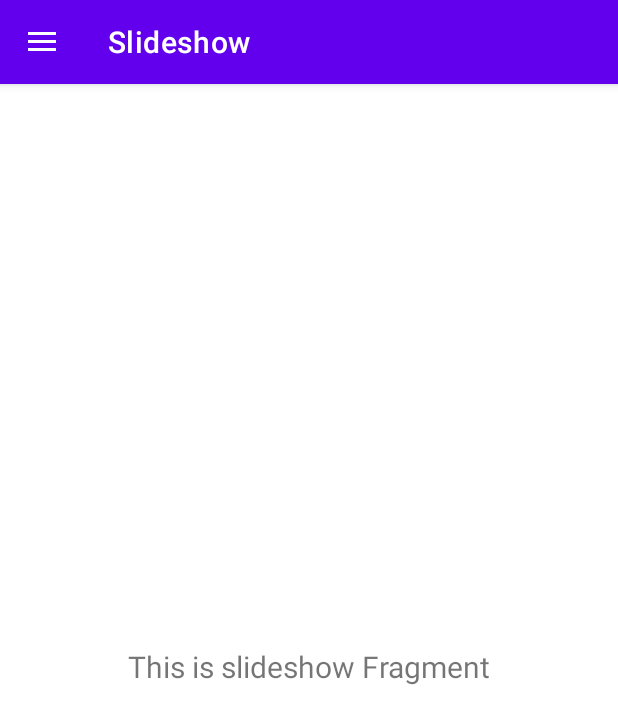
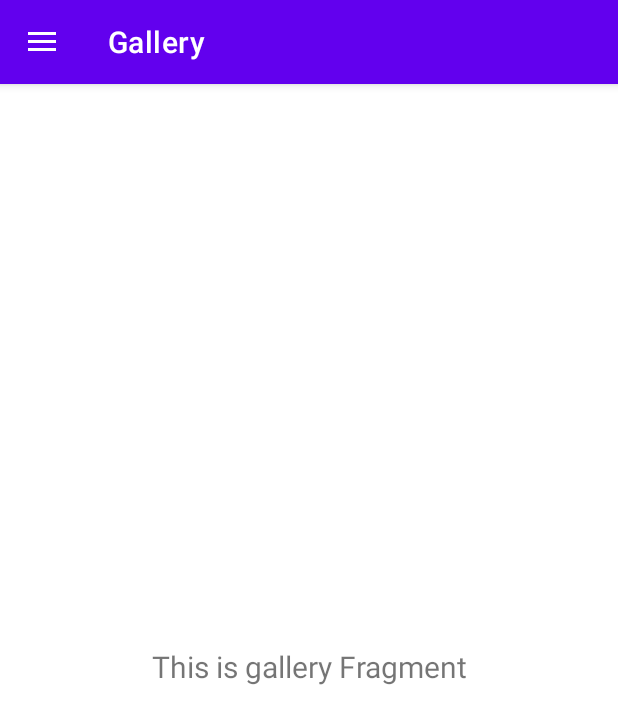
Before and after one commit to mkedziora/TapToSave, an Android app: the screen it shows after launch (MainActivity), in the side drawer, after a tap on "History", on a phone screen of 412 x 824 dp. Shown: the top 724 px of the screen. Run offline under Robolectric (Android 15) with nearby library versions, the phone set to English and light mode, and no system bars; our stand-ins replace navigation-ui.

Commit message:
Hamburger menu adjustment

```diff
--- a/App/app/src/main/java/com/example/taptosave/MainActivity.kt
+++ b/App/app/src/main/java/com/example/taptosave/MainActivity.kt
@@ -30,7 +30,7 @@ class MainActivity : AppCompatActivity() {
         // Passing each menu ID as a set of Ids because each
         // menu should be considered as top level destinations.
         appBarConfiguration = AppBarConfiguration(setOf(
-                R.id.nav_home, R.id.nav_gallery, R.id.nav_slideshow), drawerLayout)
+                R.id.nav_home, R.id.nav_history, R.id.nav_education), drawerLayout)
         setupActionBarWithNavController(navController, appBarConfiguration)
         navView.setupWithNavController(navController)
     }
--- /dev/null
+++ b/App/app/src/main/res/drawable/ic_article_24.xml
@@ -0,0 +1,10 @@
+<vector xmlns:android="http://schemas.android.com/apk/res/android"
+    android:width="24dp"
+    android:height="24dp"
+    android:viewportWidth="24"
+    android:viewportHeight="24"
+    android:tint="?attr/colorControlNormal">
+  <path
+      android:fillColor="@android:color/white"
+      android:pathData="M19,3L5,3c-1.1,0 -2,0.9 -2,2v14c0,1.1 0.9,2 2,2h14c1.1,0 2,-0.9 2,-2L21,5c0,-1.1 -0.9,-2 -2,-2zM14,17L7,17v-2h7v2zM17,13L7,13v-2h10v2zM17,9L7,9L7,7h10v2z"/>
+</vector>
--- /dev/null
+++ b/App/app/src/main/res/drawable/ic_dehaze_24.xml
@@ -0,0 +1,10 @@
+<vector xmlns:android="http://schemas.android.com/apk/res/android"
+    android:width="24dp"
+    android:height="24dp"
+    android:viewportWidth="24"
+    android:viewportHeight="24"
+    android:tint="?attr/colorControlNormal">
+  <path
+      android:fillColor="@android:color/white"
+      android:pathData="M2,15.5v2h20v-2L2,15.5zM2,10.5v2h20v-2L2,10.5zM2,5.5v2h20v-2L2,5.5z"/>
+</vector>
--- /dev/null
+++ b/App/app/src/main/res/drawable/ic_history_24.xml
@@ -0,0 +1,10 @@
+<vector xmlns:android="http://schemas.android.com/apk/res/android"
+    android:width="24dp"
+    android:height="24dp"
+    android:viewportWidth="24"
+    android:viewportHeight="24"
+    android:tint="?attr/colorControlNormal">
+  <path
+      android:fillColor="@android:color/white"
+      android:pathData="M13,3c-4.97,0 -9,4.03 -9,9L1,12l3.89,3.89 0.07,0.14L9,12L6,12c0,-3.87 3.13,-7 7,-7s7,3.13 7,7 -3.13,7 -7,7c-1.93,0 -3.68,-0.79 -4.94,-2.06l-1.42,1.42C8.27,19.99 10.51,21 13,21c4.97,0 9,-4.03 9,-9s-4.03,-9 -9,-9zM12,8v5l4.28,2.54 0.72,-1.21 -3.5,-2.08L13.5,8L12,8z"/>
+</vector>
--- /dev/null
+++ b/App/app/src/main/res/drawable/ic_log_out_24.xml
@@ -0,0 +1,10 @@
+<vector xmlns:android="http://schemas.android.com/apk/res/android"
+    android:width="24dp"
+    android:height="24dp"
+    android:viewportWidth="24"
+    android:viewportHeight="24"
+    android:tint="?attr/colorControlNormal">
+  <path
+      android:fillColor="@android:color/white"
+      android:pathData="M10.09,15.59L11.5,17l5,-5 -5,-5 -1.41,1.41L12.67,11H3v2h9.67l-2.58,2.59zM19,3H5c-1.11,0 -2,0.9 -2,2v4h2V5h14v14H5v-4H3v4c0,1.1 0.89,2 2,2h14c1.1,0 2,-0.9 2,-2V5c0,-1.1 -0.9,-2 -2,-2z"/>
+</vector>
--- a/App/app/src/main/res/drawable/ic_menu_camera.xml
+++ /dev/null
@@ -1,12 +0,0 @@
-<vector xmlns:android="http://schemas.android.com/apk/res/android"
-    android:width="24dp"
-    android:height="24dp"
-    android:viewportWidth="24.0"
-    android:viewportHeight="24.0">
-    <path
-        android:fillColor="#FF000000"
-        android:pathData="M12,12m-3.2,0a3.2,3.2 0,1 1,6.4 0a3.2,3.2 0,1 1,-6.4 0" />
-    <path
-        android:fillColor="#FF000000"
-        android:pathData="M9,2L7.17,4H4c-1.1,0 -2,0.9 -2,2v12c0,1.1 0.9,2 2,2h16c1.1,0 2,-0.9 2,-2V6c0,-1.1 -0.9,-2 -2,-2h-3.17L15,2H9zm3,15c-2.76,0 -5,-2.24 -5,-5s2.24,-5 5,-5 5,2.24 5,5 -2.24,5 -5,5z" />
-</vector>
--- a/App/app/src/main/res/drawable/ic_menu_gallery.xml
+++ /dev/null
@@ -1,9 +0,0 @@
-<vector xmlns:android="http://schemas.android.com/apk/res/android"
-    android:width="24dp"
-    android:height="24dp"
-    android:viewportWidth="24.0"
-    android:viewportHeight="24.0">
-    <path
-        android:fillColor="#FF000000"
-        android:pathData="M22,16V4c0,-1.1 -0.9,-2 -2,-2H8c-1.1,0 -2,0.9 -2,2v12c0,1.1 0.9,2 2,2h12c1.1,0 2,-0.9 2,-2zm-11,-4l2.03,2.71L16,11l4,5H8l3,-4zM2,6v14c0,1.1 0.9,2 2,2h14v-2H4V6H2z" />
-</vector>
--- a/App/app/src/main/res/drawable/ic_menu_slideshow.xml
+++ /dev/null
@@ -1,9 +0,0 @@
-<vector xmlns:android="http://schemas.android.com/apk/res/android"
-    android:width="24dp"
-    android:height="24dp"
-    android:viewportWidth="24.0"
-    android:viewportHeight="24.0">
-    <path
-        android:fillColor="#FF000000"
-        android:pathData="M4,6H2v14c0,1.1 0.9,2 2,2h14v-2H4V6zm16,-4H8c-1.1,0 -2,0.9 -2,2v12c0,1.1 0.9,2 2,2h12c1.1,0 2,-0.9 2,-2V4c0,-1.1 -0.9,-2 -2,-2zm-8,12.5v-9l6,4.5 -6,4.5z" />
-</vector>
--- /dev/null
+++ b/App/app/src/main/res/drawable/ic_settings_24.xml
@@ -0,0 +1,10 @@
+<vector xmlns:android="http://schemas.android.com/apk/res/android"
+    android:width="24dp"
+    android:height="24dp"
+    android:viewportWidth="24"
+    android:viewportHeight="24"
+    android:tint="?attr/colorControlNormal">
+  <path
+      android:fillColor="@android:color/white"
+      android:pathData="M19.14,12.94c0.04,-0.3 0.06,-0.61 0.06,-0.94c0,-0.32 -0.02,-0.64 -0.07,-0.94l2.03,-1.58c0.18,-0.14 0.23,-0.41 0.12,-0.61l-1.92,-3.32c-0.12,-0.22 -0.37,-0.29 -0.59,-0.22l-2.39,0.96c-0.5,-0.38 -1.03,-0.7 -1.62,-0.94L14.4,2.81c-0.04,-0.24 -0.24,-0.41 -0.48,-0.41h-3.84c-0.24,0 -0.43,0.17 -0.47,0.41L9.25,5.35C8.66,5.59 8.12,5.92 7.63,6.29L5.24,5.33c-0.22,-0.08 -0.47,0 -0.59,0.22L2.74,8.87C2.62,9.08 2.66,9.34 2.86,9.48l2.03,1.58C4.84,11.36 4.8,11.69 4.8,12s0.02,0.64 0.07,0.94l-2.03,1.58c-0.18,0.14 -0.23,0.41 -0.12,0.61l1.92,3.32c0.12,0.22 0.37,0.29 0.59,0.22l2.39,-0.96c0.5,0.38 1.03,0.7 1.62,0.94l0.36,2.54c0.05,0.24 0.24,0.41 0.48,0.41h3.84c0.24,0 0.44,-0.17 0.47,-0.41l0.36,-2.54c0.59,-0.24 1.13,-0.56 1.62,-0.94l2.39,0.96c0.22,0.08 0.47,0 0.59,-0.22l1.92,-3.32c0.12,-0.22 0.07,-0.47 -0.12,-0.61L19.14,12.94zM12,15.6c-1.98,0 -3.6,-1.62 -3.6,-3.6s1.62,-3.6 3.6,-3.6s3.6,1.62 3.6,3.6S13.98,15.6 12,15.6z"/>
+</vector>
--- a/App/app/src/main/res/menu/activity_main_drawer.xml
+++ b/App/app/src/main/res/menu/activity_main_drawer.xml
@@ -9,12 +9,30 @@
             android:icon="@drawable/ic_home_24"
             android:title="@string/menu_home" />
         <item
-            android:id="@+id/nav_gallery"
-            android:icon="@drawable/ic_menu_gallery"
-            android:title="Score" />
+            android:id="@+id/nav_history"
+            android:icon="@drawable/ic_history_24"
+            android:title="History" />
         <item
-            android:id="@+id/nav_slideshow"
-            android:icon="@drawable/ic_menu_slideshow"
-            android:title="History" />
+            android:id="@+id/nav_education"
+            android:icon="@drawable/ic_article_24"
+            android:title="Education" />
+        <item
+            android:id="@+id/nav_scoreboard"
+            android:icon="@drawable/ic_dehaze_24"
+            android:title="Scorebord" />
+
     </group>
+
+    <item android:title="Settings &amp; LogOut">
+        <menu>
+            <item
+                android:id="@+id/nav_settings"
+                android:icon="@drawable/ic_settings_24"
+                android:title="Settings"/>
+            <item
+                android:id="@+id/nav_log_out"
+                android:icon="@drawable/ic_log_out_24"
+                android:title="Log out" />
+        </menu>
+    </item>
 </menu>
--- a/App/app/src/main/res/navigation/mobile_navigation.xml
+++ b/App/app/src/main/res/navigation/mobile_navigation.xml
@@ -12,14 +12,15 @@
         tools:layout="@layout/fragment_home" />
 
     <fragment
-        android:id="@+id/nav_gallery"
+        android:id="@+id/nav_history"
         android:name="com.example.taptosave.ui.gallery.GalleryFragment"
         android:label="@string/menu_gallery"
         tools:layout="@layout/fragment_gallery" />
 
     <fragment
-        android:id="@+id/nav_slideshow"
+        android:id="@+id/nav_education"
         android:name="com.example.taptosave.ui.slideshow.SlideshowFragment"
         android:label="@string/menu_slideshow"
         tools:layout="@layout/fragment_slideshow" />
+
 </navigation>
```
